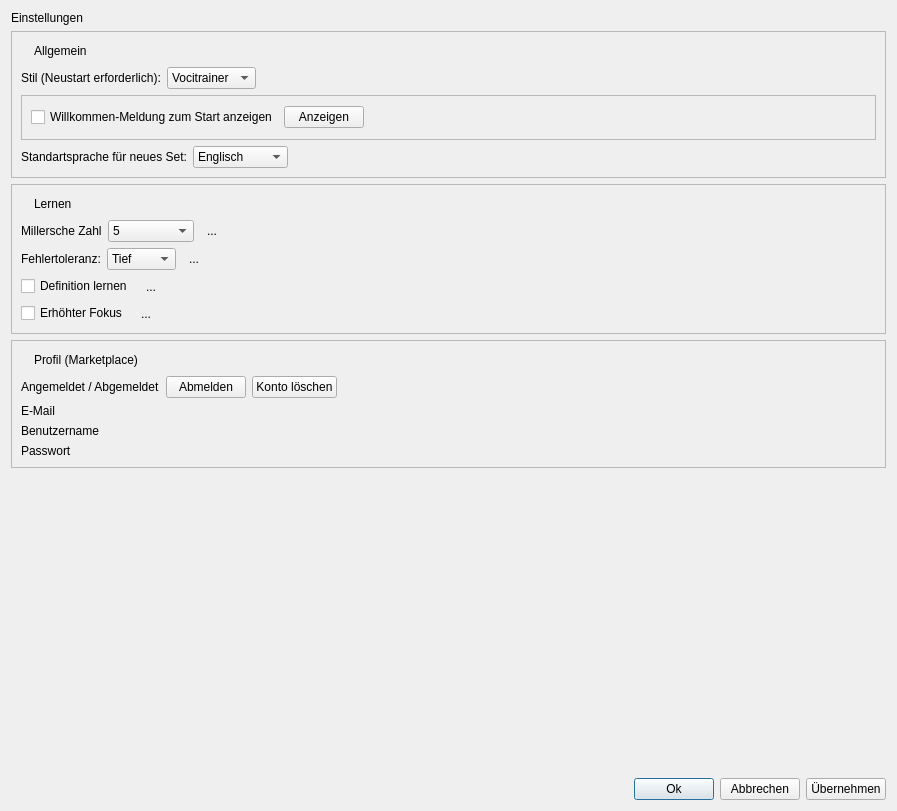
First picture: the form in Client/res/einstellungen.ui, repository samuelx12/Vocitrainer, before the edit.
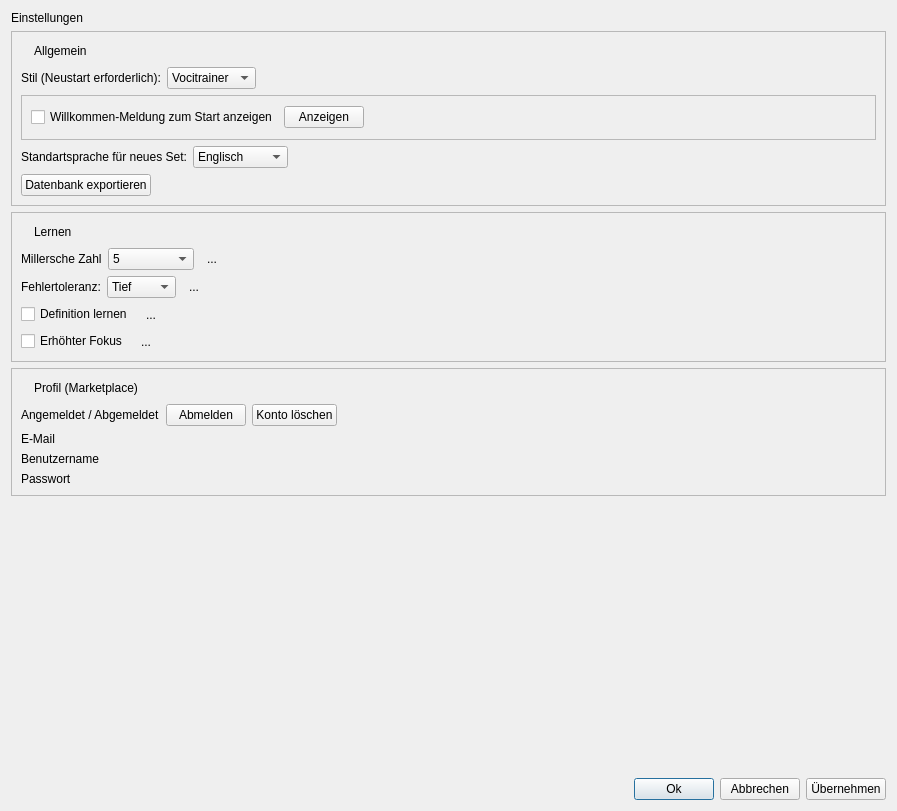
Second picture: the form after the edit. Icons and pictures are not drawn.

Commit message: Datenbank Export Funktion hinzugefügt.

What changed in the file:
```diff
--- a/Client/res/einstellungen.ui
+++ b/Client/res/einstellungen.ui
@@ -204,6 +204,30 @@
         </item>
        </layout>
       </item>
+      <item>
+       <layout class="QHBoxLayout" name="horizontalLayout_14">
+        <item>
+         <widget class="QPushButton" name="cmd_DatenbankExportieren">
+          <property name="text">
+           <string>Datenbank exportieren</string>
+          </property>
+         </widget>
+        </item>
+        <item>
+         <spacer name="horizontalSpacer_13">
+          <property name="orientation">
+           <enum>Qt::Horizontal</enum>
+          </property>
+          <property name="sizeHint" stdset="0">
+           <size>
+            <width>40</width>
+            <height>20</height>
+           </size>
+          </property>
+         </spacer>
+        </item>
+       </layout>
+      </item>
      </layout>
     </widget>
    </item>
```
The commit also changes 3 other files.
